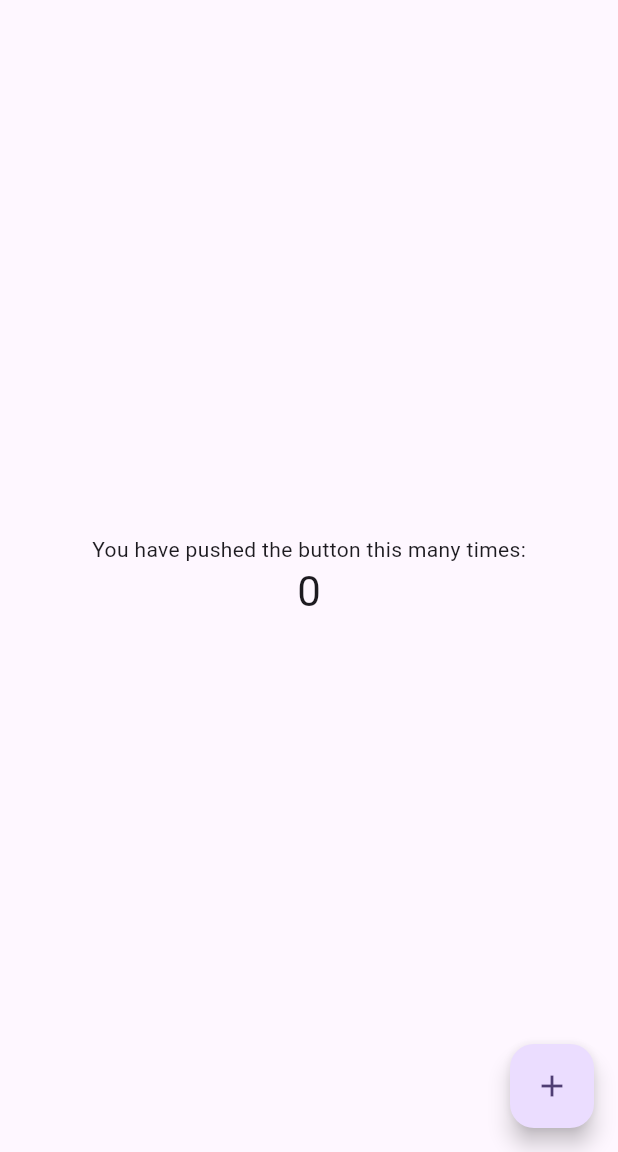
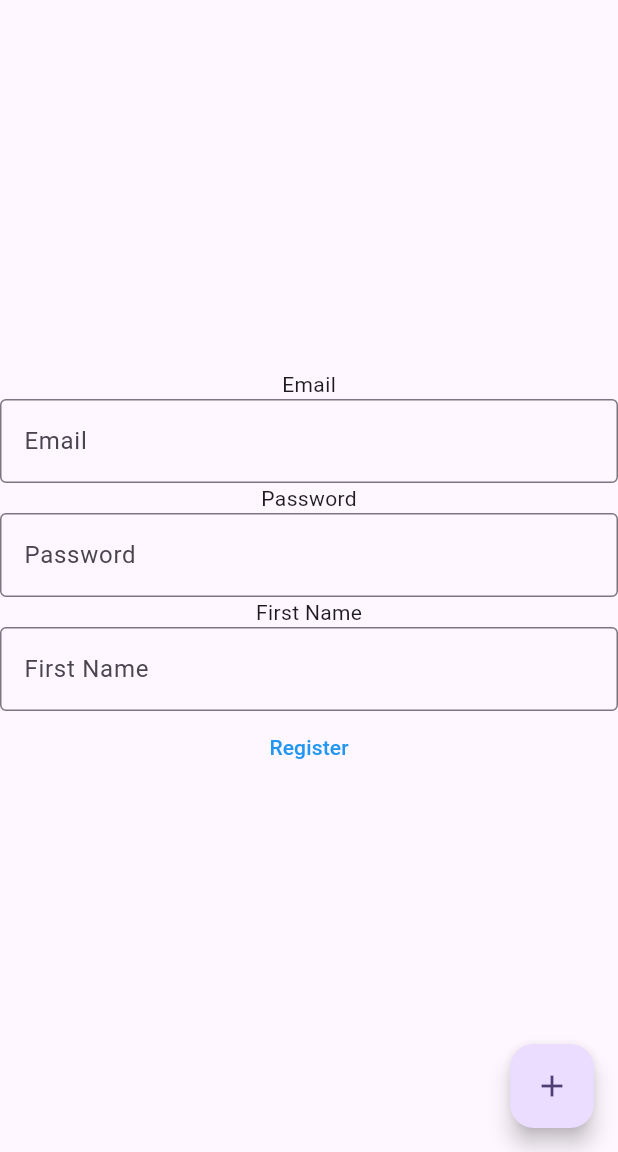
Before and after one commit to yamin73/final_project, a Flutter app: the screen it shows after launch, on a phone screen of 412 x 824 dp, the part 84-1236 px from its top. Run offline on Flutter 3.47's test engine with Material 3 defaults, Android fonts, the phone set to English and light mode, and no system bars.

Commit message:
first step

```diff
--- a/lib/main.dart
+++ b/lib/main.dart
@@ -7,27 +7,13 @@ void main() {
 class MyApp extends StatelessWidget {
   const MyApp({super.key});
 
-  // This widget is the root of your application.
+
   @override
   Widget build(BuildContext context) {
     return MaterialApp(
       title: 'Flutter Demo',
       theme: ThemeData(
-        // This is the theme of your application.
-        //
-        // TRY THIS: Try running your application with "flutter run". You'll see
-        // the application has a purple toolbar. Then, without quitting the app,
-        // try changing the seedColor in the colorScheme below to Colors.green
-        // and then invoke "hot reload" (save your changes or press the "hot
-        // reload" button in a Flutter-supported IDE, or press "r" if you used
-        // the command line to start the app).
-        //
-        // Notice that the counter didn't reset back to zero; the application
-        // state is not lost during the reload. To reset the state, use hot
-        // restart instead.
-        //
-        // This works for code too, not just values: Most code changes can be
-        // tested with just a hot reload.
+
         colorScheme: ColorScheme.fromSeed(seedColor: Colors.deepPurple),
         useMaterial3: true,
       ),
@@ -39,14 +25,7 @@ class MyApp extends StatelessWidget {
 class MyHomePage extends StatefulWidget {
   const MyHomePage({super.key, required this.title});
 
-  // This widget is the home page of your application. It is stateful, meaning
-  // that it has a State object (defined below) that contains fields that affect
-  // how it looks.
 
-  // This class is the configuration for the state. It holds the values (in this
-  // case the title) provided by the parent (in this case the App widget) and
-  // used by the build method of the State. Fields in a Widget subclass are
-  // always marked "final".
 
   final String title;
 
@@ -59,59 +38,57 @@ class _MyHomePageState extends State<MyHomePage> {
 
   void _incrementCounter() {
     setState(() {
-      // This call to setState tells the Flutter framework that something has
-      // changed in this State, which causes it to rerun the build method below
-      // so that the display can reflect the updated values. If we changed
-      // _counter without calling setState(), then the build method would not be
-      // called again, and so nothing would appear to happen.
+
       _counter++;
     });
   }
 
   @override
   Widget build(BuildContext context) {
-    // This method is rerun every time setState is called, for instance as done
-    // by the _incrementCounter method above.
-    //
-    // The Flutter framework has been optimized to make rerunning build methods
-    // fast, so that you can just rebuild anything that needs updating rather
-    // than having to individually change instances of widgets.
+
     return Scaffold(
       appBar: AppBar(
-        // TRY THIS: Try changing the color here to a specific color (to
-        // Colors.amber, perhaps?) and trigger a hot reload to see the AppBar
-        // change color while the other colors stay the same.
+
         backgroundColor: Theme.of(context).colorScheme.inversePrimary,
-        // Here we take the value from the MyHomePage object that was created by
-        // the App.build method, and use it to set our appbar title.
+
         title: Text(widget.title),
       ),
       body: Center(
-        // Center is a layout widget. It takes a single child and positions it
-        // in the middle of the parent.
+
         child: Column(
-          // Column is also a layout widget. It takes a list of children and
-          // arranges them vertically. By default, it sizes itself to fit its
-          // children horizontally, and tries to be as tall as its parent.
-          //
-          // Column has various properties to control how it sizes itself and
-          // how it positions its children. Here we use mainAxisAlignment to
-          // center the children vertically; the main axis here is the vertical
-          // axis because Columns are vertical (the cross axis would be
-          // horizontal).
-          //
-          // TRY THIS: Invoke "debug painting" (choose the "Toggle Debug Paint"
-          // action in the IDE, or press "p" in the console), to see the
-          // wireframe for each widget.
+
           mainAxisAlignment: MainAxisAlignment.center,
           children: <Widget>[
-            const Text(
-              'You have pushed the button this many times:',
+             Text('Email',),
+            TextField(
+              decoration: InputDecoration(
+                border: OutlineInputBorder(),
+                hintText: 'Email',
+              ),
             ),
-            Text(
-              '$_counter',
-              style: Theme.of(context).textTheme.headlineMedium,
+             Text('Password',),
+            TextField(
+              decoration: InputDecoration(
+                border: OutlineInputBorder(),
+                hintText: 'Password',
+              ),
             ),
+            Text('First Name',),
+            TextField(
+              decoration: InputDecoration(
+                border: OutlineInputBorder(),
+                hintText: 'First Name',
+              ),
+            ),
+            TextButton(
+              style: ButtonStyle(
+                foregroundColor: MaterialStateProperty.all<Color>(Colors.blue),
+              ),
+              onPressed: () { },
+              child: Text('Register'),
+            )
+
+
           ],
         ),
       ),
```
